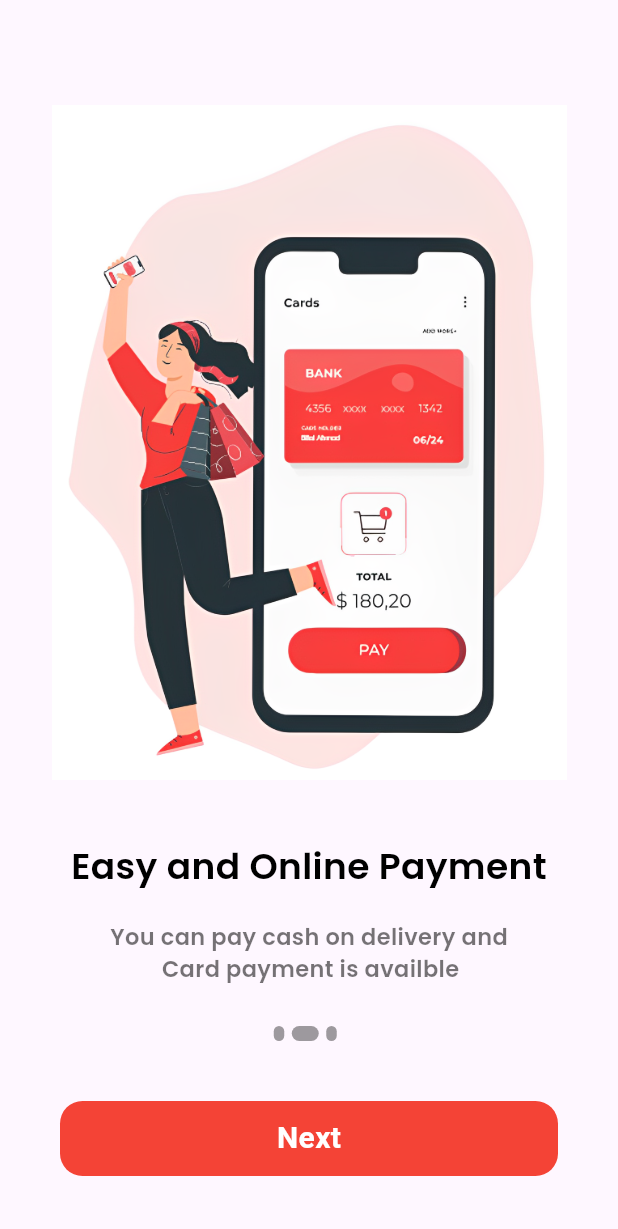
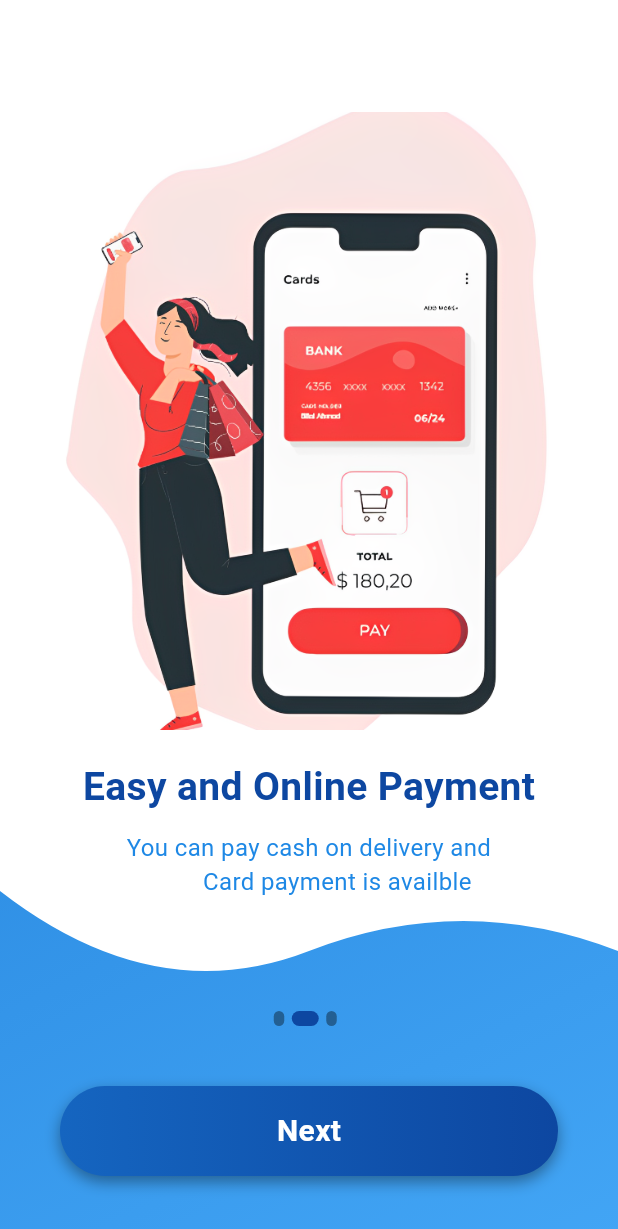
Before and after one commit to Vishnu1017/Quick_Bite, a Flutter app: the Onboard screen opened directly, after a tap on "Next", on a phone screen of 412 x 824 dp. Shown: the top 1229 px of the screen. Run offline on Flutter 3.47's test engine with Material 3 defaults, Android fonts, the phone set to English and light mode, and no system bars; our stand-ins replace cloud_firestore, curved_navigation_bar, firebase_auth, firebase_core, firebase_storage, image_picker and 2 more; missing offline and left inert: flutter_stripe; accounts and stored records are empty.

Commit message:
Changed many thing in the app

```diff
--- a/lib/main.dart
+++ b/lib/main.dart
@@ -2,6 +2,7 @@ import 'package:firebase_core/firebase_core.dart';
 import 'package:flutter/material.dart';
 import 'package:flutter_stripe/flutter_stripe.dart';
 import 'package:quick_bite/pages/bottomnav.dart';
+import 'package:quick_bite/pages/onboard.dart';
 import 'package:quick_bite/widget/app_constant.dart';
 
 void main() async {
@@ -24,7 +25,7 @@ class MyApp extends StatelessWidget {
         colorScheme: ColorScheme.fromSeed(seedColor: Colors.deepPurple),
         useMaterial3: true,
       ),
-      home: const BottomNav(),
+      home: const Onboard(),
     );
   }
 }
--- a/lib/pages/onboard.dart
+++ b/lib/pages/onboard.dart
@@ -1,7 +1,6 @@
 import 'package:flutter/material.dart';
 import 'package:quick_bite/pages/login.dart';
 import 'package:quick_bite/widget/content_model.dart';
-import 'package:quick_bite/widget/widget_support.dart';
 
 class Onboard extends StatefulWidget {
   const Onboard({super.key});
@@ -10,19 +9,25 @@ class Onboard extends StatefulWidget {
   State<Onboard> createState() => _OnboardState();
 }
 
-class _OnboardState extends State<Onboard> {
+class _OnboardState extends State<Onboard> with SingleTickerProviderStateMixin {
   int currentIndex = 0;
   late PageController _controller;
+  late AnimationController _animationController;
 
   @override
   void initState() {
+    super.initState();
     _controller = PageController(initialPage: 0);
-    super.initState();
+    _animationController = AnimationController(
+      duration: const Duration(milliseconds: 600),
+      vsync: this,
+    );
   }
 
   @override
   void dispose() {
     _controller.dispose();
+    _animationController.dispose();
     super.dispose();
   }
 
@@ -30,7 +35,13 @@ class _OnboardState extends State<Onboard> {
   Widget build(BuildContext context) {
     return Scaffold(
       body: Container(
-        margin: EdgeInsets.only(top: 70),
+        decoration: BoxDecoration(
+          gradient: LinearGradient(
+            colors: [Colors.blue[700]!, Colors.blue[400]!],
+            begin: Alignment.topLeft,
+            end: Alignment.bottomRight,
+          ),
+        ),
         child: Column(
           children: [
             Expanded(
@@ -43,64 +54,117 @@ class _OnboardState extends State<Onboard> {
                   });
                 },
                 itemBuilder: (_, i) {
-                    return Padding(
-                      padding: const EdgeInsets.only(left: 20, right: 20),
-                      child: Column(
+                  return Stack(
+                    alignment: Alignment.center,
                     children: [
-                          Image.asset(
+                      ClipPath(
+                        clipper: CustomWaveClipper(),
+                        child: Container(
+                          decoration: BoxDecoration(
+                            color: Colors.white,
+                            boxShadow: [
+                              BoxShadow(
+                                color: Colors.blue.withOpacity(0.3),
+                                blurRadius: 20,
+                                offset: const Offset(0, 10),
+                              ),
+                            ],
+                          ),
+                        ),
+                      ),
+                      Column(
+                        mainAxisAlignment: MainAxisAlignment.center,
+                        crossAxisAlignment: CrossAxisAlignment.center,
+                        children: [
+                          Hero(
+                            tag: contents[i].image,
+                            child: Image.asset(
                               contents[i].image,
-                            height: 450,
-                            width: MediaQuery.of(context).size.width / 1.2,
+                              height: MediaQuery.of(context).size.height * 0.5,
+                              width: MediaQuery.of(context).size.width * 0.85,
                               fit: BoxFit.cover,
                             ),
-                          const SizedBox(height: 40),
-                          Text(contents[i].title,
-                              style: AppWidget.HeadLineTextFeildStyle()),
+                          ),
                           const SizedBox(height: 20),
                           Text(
+                            contents[i].title,
+                            style: TextStyle(
+                              fontSize: 26,
+                              fontWeight: FontWeight.bold,
+                              color: Colors.blue[900],
+                            ),
+                          ),
+                          const SizedBox(height: 10),
+                          Padding(
+                            padding: const EdgeInsets.symmetric(horizontal: 30),
+                            child: Text(
                               contents[i].description,
-                            style: AppWidget.LightTextFeildStyle(),
-                          )
+                              textAlign: TextAlign.center,
+                              style: TextStyle(
+                                fontSize: 16,
+                                color: Colors.blue[600],
+                              ),
+                            ),
+                          ),
                         ],
                       ),
+                    ],
                   );
-                  }),
+                },
               ),
-            Container(
-              child: Row(
+            ),
+            Row(
               mainAxisAlignment: MainAxisAlignment.center,
               children: List.generate(
-                    contents.length, (index) => buildDot(index, context)),
+                contents.length,
+                (index) => buildDot(index, context),
               ),
             ),
             GestureDetector(
               onTap: () {
                 if (currentIndex == contents.length - 1) {
-                  Navigator.pushReplacement(context,
-                      MaterialPageRoute(builder: (context) => const LogIn()));
+                  Navigator.pushReplacement(
+                    context,
+                    MaterialPageRoute(builder: (context) => const LogIn()),
+                  );
+                } else {
+                  _controller.nextPage(
+                    duration: const Duration(milliseconds: 400),
+                    curve: Curves.easeInOut,
+                  );
                 }
-                _controller.nextPage(
-                  duration: const Duration(microseconds: 100),
-                  curve: Curves.bounceIn,
-                );
               },
               child: Container(
-                decoration: BoxDecoration(
-                    color: Colors.red, borderRadius: BorderRadius.circular(15)),
-                height: 50,
+                height: 60,
                 margin: const EdgeInsets.all(40),
                 width: double.infinity,
+                decoration: BoxDecoration(
+                  gradient: LinearGradient(
+                    colors: [Colors.blue[800]!, Colors.blue[900]!],
+                  ),
+                  borderRadius: BorderRadius.circular(30),
+                  boxShadow: [
+                    BoxShadow(
+                      color: Colors.black38,
+                      blurRadius: 8,
+                      offset: const Offset(0, 4),
+                    ),
+                  ],
+                ),
                 child: Center(
                   child: Text(
-                    currentIndex == contents.length - 1 ? "Start" : "Next",
-                    style: TextStyle(
+                    currentIndex == contents.length - 1
+                        ? "Get Started"
+                        : "Next",
+                    style: const TextStyle(
                       color: Colors.white,
                       fontWeight: FontWeight.bold,
-                        fontSize: 20),
+                      fontSize: 20,
                     ),
                   ),
                 ),
-            )
+              ),
+            ),
           ],
         ),
       ),
@@ -113,7 +177,36 @@ class _OnboardState extends State<Onboard> {
       width: currentIndex == index ? 18 : 7,
       margin: const EdgeInsets.only(right: 5),
       decoration: BoxDecoration(
-          borderRadius: BorderRadius.circular(6), color: Colors.black38),
+        borderRadius: BorderRadius.circular(6),
+        color: currentIndex == index ? Colors.blue[900] : Colors.black38,
+      ),
     );
   }
 }
+
+// Custom Clipper for Wave Effect
+class CustomWaveClipper extends CustomClipper<Path> {
+  @override
+  Path getClip(Size size) {
+    var path = Path();
+    path.lineTo(0, size.height - 80);
+    path.quadraticBezierTo(
+      size.width / 4,
+      size.height,
+      size.width / 2,
+      size.height - 40,
+    );
+    path.quadraticBezierTo(
+      size.width * 3 / 4,
+      size.height - 80,
+      size.width,
+      size.height - 40,
+    );
+    path.lineTo(size.width, 0);
+    path.close();
+    return path;
+  }
+
+  @override
+  bool shouldReclip(CustomClipper<Path> oldClipper) => true;
+}
```
Lines whose indentation alone changed are shown as unchanged.
